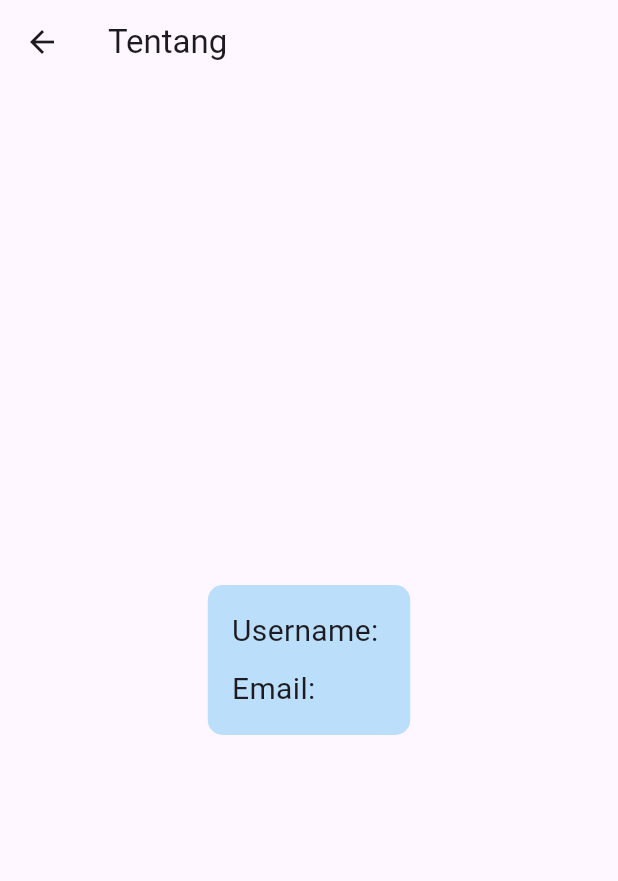
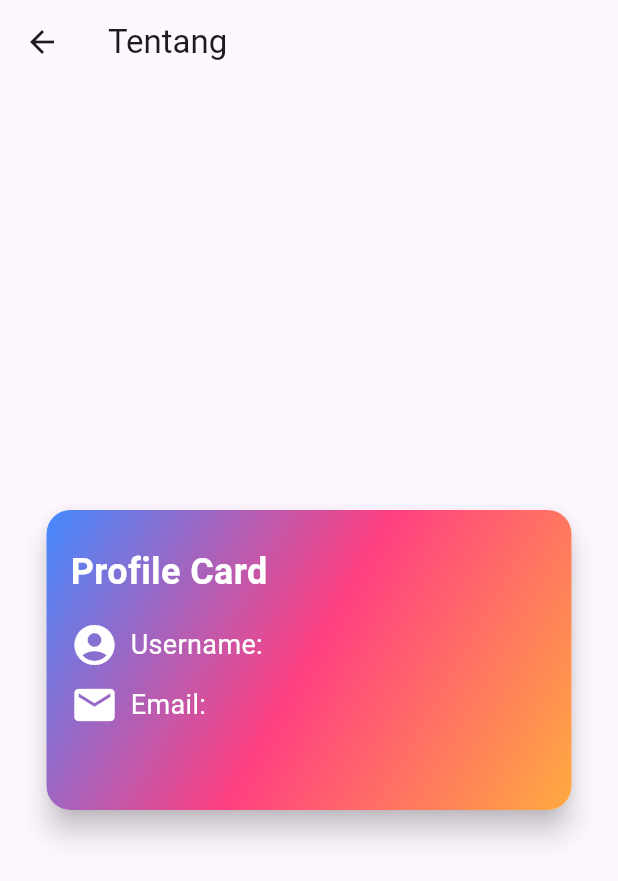
Before and after one commit to ricco-arisdy/ujidatapanen, a Flutter app: the TentangView screen opened directly, on a phone screen of 412 x 824 dp. Shown: the top 881 px of the screen. Run offline on Flutter 3.47's test engine with Material 3 defaults, Android fonts, the phone set to English and light mode, and no system bars; our stand-ins replace flutter_svg, shared_preferences; accounts and stored records are empty.

Commit message:
ubah tampilan tentang

```diff
--- a/lib/screen/tentang_screen.dart
+++ b/lib/screen/tentang_screen.dart
@@ -41,32 +41,71 @@ class _TentangViewState extends State<TentangView> {
         ),
       ),
       body: Center(
+        child: Card(
+          elevation: 8,
+          shape: RoundedRectangleBorder(
+            borderRadius: BorderRadius.circular(16.0),
+          ),
           child: Container(
-          padding: EdgeInsets.all(16.0),
+            height: 200,
+            width: 350,
             decoration: BoxDecoration(
-            color: Colors.blue.shade100,
-            borderRadius: BorderRadius.circular(10),
+              gradient: LinearGradient(
+                begin: Alignment.topLeft,
+                end: Alignment.bottomRight,
+                colors: [
+                  Colors.blueAccent,
+                  Colors.pinkAccent,
+                  Colors.orangeAccent
+                ],
               ),
-          constraints: BoxConstraints(
-            maxWidth: 300, // Sesuaikan ukuran maksimal container
+              borderRadius: BorderRadius.circular(16.0),
             ),
+            child: Padding(
+              padding: const EdgeInsets.all(16.0),
               child: Column(
-            mainAxisSize: MainAxisSize
-                .min, // Menyesuaikan ukuran container dengan kontennya
-            crossAxisAlignment:
-                CrossAxisAlignment.start, // Menyelaraskan teks di sebelah kiri
-            children: <Widget>[
+                crossAxisAlignment: CrossAxisAlignment.start,
+                children: [
+                  SizedBox(height: 8),
+                  Text(
+                    'Profile Card',
+                    style: TextStyle(
+                      fontSize: 24,
+                      fontWeight: FontWeight.bold,
+                      color: Colors.white,
+                    ),
+                  ),
+                  SizedBox(height: 16),
+                  Row(
+                    children: [
+                      Icon(Icons.account_circle, color: Colors.white, size: 32),
+                      SizedBox(width: 8),
                       Text(
                         'Username: $_username',
-                style: TextStyle(fontSize: 20),
+                        style: TextStyle(
+                          fontSize: 18,
+                          color: Colors.white,
                         ),
-              SizedBox(height: 10), // Tambahkan jarak antara username dan email
+                      ),
+                    ],
+                  ),
+                  SizedBox(height: 8),
+                  Row(
+                    children: [
+                      Icon(Icons.email, color: Colors.white, size: 32),
+                      SizedBox(width: 8),
                       Text(
                         'Email: $_email',
-                style: TextStyle(fontSize: 20),
+                        style: TextStyle(
+                          fontSize: 18,
+                          color: Colors.white,
                         ),
-              // Anda dapat menambahkan widget lainnya di sini sesuai kebutuhan
+                      ),
                     ],
+                  ),
+                ],
+              ),
+            ),
           ),
         ),
       ),
```
Lines whose indentation alone changed are shown as unchanged.
